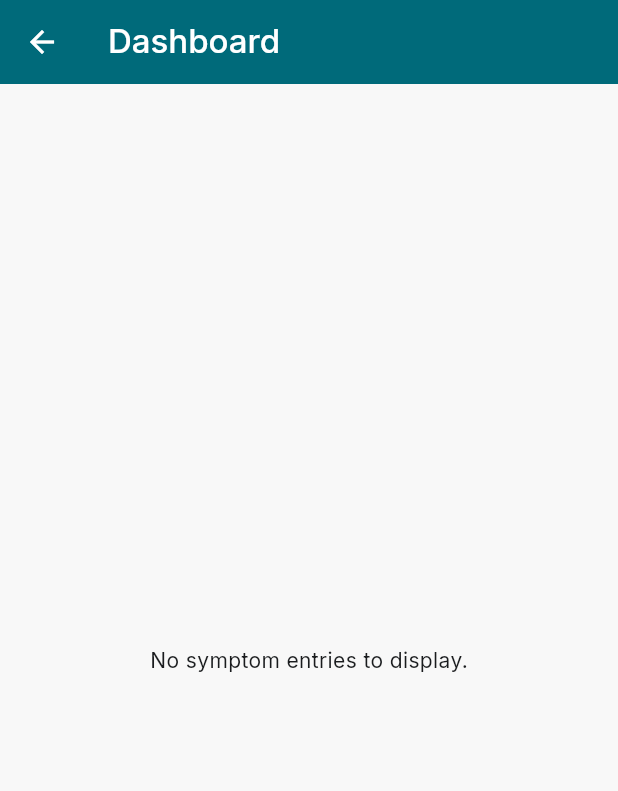
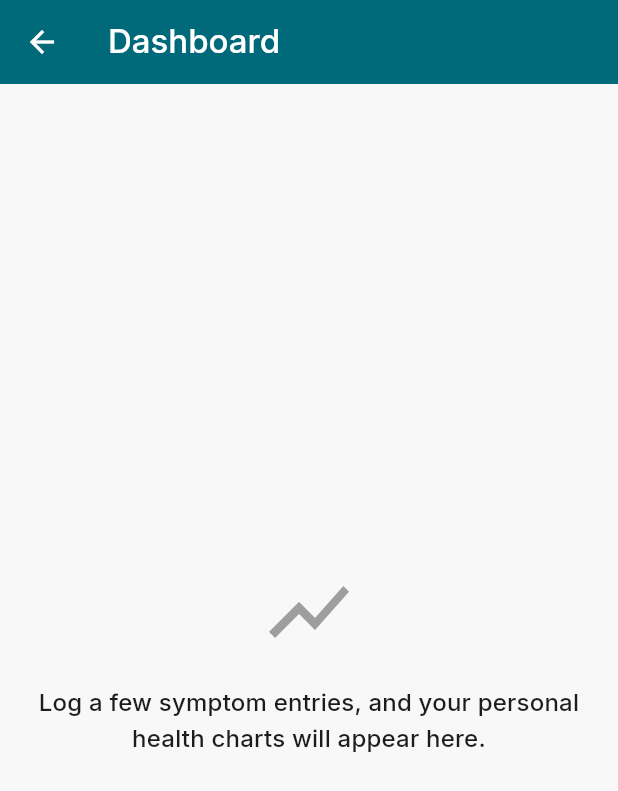
Before and after one commit to Sedocan87/carejournal, a Flutter app: the screen it shows after launch, after a tap on the "bar chart" icon, on a phone screen of 412 x 824 dp. Shown: the top 791 px of the screen. Run offline on Flutter 3.47's test engine with Material 3 defaults, Android fonts, the phone set to English and light mode, and no system bars; our stand-ins replace csv, file_picker, fl_chart, flutter_local_notifications, flutter_markdown, flutter_secure_storage and 7 more; missing offline and left inert: encrypt, haptic_feedback; accounts and stored records are empty.

Commit message:
feat: Implement Phase 3 Polish and UX Enhancements
This commit implements the "Phase 3: The Polish" section of the design guidelines to enhance the user experience.

Key changes include:

- **Micro-interactions:**
  - Added haptic feedback and a "Saved!" toast notification when creating new entries (symptoms, notes, photos, etc.) to provide clear and satisfying confirmation.
  - Used the `haptic_feedback` and `fluttertoast` packages.

- **Animations:**
  - Implemented an `AnimatedList` on the timeline screen to smoothly animate the appearance of new entries with a fade-in and slide-down effect.
  - Added a loading animation to the dashboard chart using a `TweenAnimationBuilder`, making the chart line draw itself on screen.
  - Introduced `Hero` animations for a seamless transition when tapping a photo in the timeline, animating it to a new full-screen detail view (`photo_detail_screen.dart`).

- **Empathetic Empty States:**
  - Replaced generic "No entries" messages with more encouraging and helpful text and icons on the timeline and dashboard screens.
  - Created a reusable `EmptyState` widget for consistency.

- **Accessibility:**
  - Improved screen reader support by adding `Semantics` labels to all interactive elements, including `IconButton`s and `GestureDetector`s.
  - Ensured tap targets meet the minimum 44x44 size for better usability.
  - Reviewed color contrast and typography to align with accessibility standards.

```diff
--- a/lib/screens/dashboard_screen.dart
+++ b/lib/screens/dashboard_screen.dart
@@ -1,10 +1,35 @@
 import 'package:carejournal/models/log_entry.dart';
 import 'package:carejournal/services/database_service.dart';
+import 'package:carejournal/widgets/empty_state.dart';
 import 'package:fl_chart/fl_chart.dart';
 import 'package:flutter/material.dart';
 
-class DashboardScreen extends StatelessWidget {
+class DashboardScreen extends StatefulWidget {
   const DashboardScreen({super.key});
+
+  @override
+  State<DashboardScreen> createState() => _DashboardScreenState();
+}
+
+class _DashboardScreenState extends State<DashboardScreen> with SingleTickerProviderStateMixin {
+  late AnimationController _controller;
+  late Future<List<LogEntry>> _symptomEntriesFuture;
+
+  @override
+  void initState() {
+    super.initState();
+    _controller = AnimationController(
+      vsync: this,
+      duration: const Duration(milliseconds: 1500),
+    );
+    _symptomEntriesFuture = _getSymptomEntries();
+  }
+
+  @override
+  void dispose() {
+    _controller.dispose();
+    super.dispose();
+  }
 
   Future<List<LogEntry>> _getSymptomEntries() async {
     final maps = await DatabaseService.instance.getLogEntries();
@@ -19,14 +44,17 @@ class DashboardScreen extends StatelessWidget {
         title: const Text('Dashboard'),
       ),
       body: FutureBuilder<List<LogEntry>>(
-        future: _getSymptomEntries(),
+        future: _symptomEntriesFuture,
         builder: (context, snapshot) {
           if (snapshot.connectionState == ConnectionState.waiting) {
             return const Center(child: CircularProgressIndicator());
           } else if (snapshot.hasError) {
             return Center(child: Text('Error: ${snapshot.error}'));
           } else if (!snapshot.hasData || snapshot.data!.isEmpty) {
-            return const Center(child: Text('No symptom entries to display.'));
+            return const EmptyState(
+              message: "Log a few symptom entries, and your personal health charts will appear here.",
+              icon: Icons.show_chart_outlined,
+            );
           }
 
           final symptomEntries = snapshot.data!;
@@ -36,13 +64,19 @@ class DashboardScreen extends StatelessWidget {
             return FlSpot(index.toDouble(), entry.data!['severity'].toDouble());
           }).toList();
 
+          _controller.forward();
+
           return Padding(
             padding: const EdgeInsets.all(16.0),
-            child: LineChart(
+            child: TweenAnimationBuilder<double>(
+              tween: Tween<double>(begin: 0, end: 1),
+              duration: const Duration(milliseconds: 1500),
+              builder: (context, value, child) {
+                return LineChart(
                   LineChartData(
                     lineBarsData: [
                       LineChartBarData(
-                    spots: spots,
+                        spots: spots.sublist(0, (spots.length * value).toInt()),
                         isCurved: true,
                         barWidth: 4,
                         belowBarData: BarAreaData(show: false),
@@ -57,6 +91,8 @@ class DashboardScreen extends StatelessWidget {
                     gridData: const FlGridData(show: true),
                     borderData: FlBorderData(show: true),
                   ),
+                );
+              },
             ),
           );
         },
--- a/lib/screens/timeline_screen.dart
+++ b/lib/screens/timeline_screen.dart
@@ -6,8 +6,10 @@ import 'package:carejournal/screens/settings_screen.dart';
 import 'package:carejournal/services/backup_service.dart';
 import 'package:carejournal/services/csv_export_service.dart';
 import 'package:carejournal/services/database_service.dart';
+import 'package:carejournal/screens/photo_detail_screen.dart';
 import 'package:carejournal/services/pdf_export_service.dart';
 import 'package:carejournal/widgets/add_entry_modal.dart';
+import 'package:carejournal/widgets/empty_state.dart';
 import 'package:flutter/material.dart';
 import 'package:intl/intl.dart';
 
@@ -19,7 +21,8 @@ class TimelineScreen extends StatefulWidget {
 }
 
 class _TimelineScreenState extends State<TimelineScreen> {
-  late Future<List<LogEntry>> _logEntriesFuture;
+  final GlobalKey<AnimatedListState> _listKey = GlobalKey<AnimatedListState>();
+  List<LogEntry> _logEntries = [];
   final _searchController = TextEditingController();
   final _backupService = BackupService();
   List<String> _selectedTags = [];
@@ -42,21 +45,22 @@ class _TimelineScreenState extends State<TimelineScreen> {
     });
   }
 
-  void _loadLogEntries({
+  Future<void> _loadLogEntries({
     String? searchQuery,
     List<String>? tags,
     String? entryType,
     DateTime? startDate,
     DateTime? endDate,
-  }) {
-    setState(() {
-      _logEntriesFuture = _getLogEntries(
+  }) async {
+    final entries = await _getLogEntries(
       searchQuery: searchQuery,
       tags: tags,
       entryType: entryType,
       startDate: startDate,
       endDate: endDate,
     );
+    setState(() {
+      _logEntries = entries;
     });
   }
 
@@ -168,17 +172,13 @@ class _TimelineScreenState extends State<TimelineScreen> {
                     _loadLogEntries(tags: _selectedTags);
                   });
                 } else if (value == 'pdf') {
-                  _logEntriesFuture.then((logEntries) {
-                    if (logEntries.isNotEmpty) {
-                      PdfExportService().generateAndSharePdf(logEntries);
+                  if (_logEntries.isNotEmpty) {
+                    PdfExportService().generateAndSharePdf(_logEntries);
                   }
-                  });
                 } else if (value == 'csv') {
-                  _logEntriesFuture.then((logEntries) {
-                    if (logEntries.isNotEmpty) {
-                      CsvExportService().generateAndShareCsv(logEntries);
+                  if (_logEntries.isNotEmpty) {
+                    CsvExportService().generateAndShareCsv(_logEntries);
                   }
-                  });
                 } else if (value == 'privacy') {
                   Navigator.push(
                     context,
@@ -213,23 +213,49 @@ class _TimelineScreenState extends State<TimelineScreen> {
             ),
           ),
           Expanded(
-            child: FutureBuilder<List<LogEntry>>(
-              future: _logEntriesFuture,
-              builder: (context, snapshot) {
-                if (snapshot.connectionState == ConnectionState.waiting) {
-                  return const Center(child: CircularProgressIndicator());
-                } else if (snapshot.hasError) {
-                  return Center(child: Text('Error: ${snapshot.error}'));
-                } else if (!snapshot.hasData || snapshot.data!.isEmpty) {
-                  return const Center(child: Text('No entries yet.'));
+            child: _logEntries.isEmpty
+                ? const EmptyState(
+                    message: "Your journal is ready. Tap the '+' to log your first entry and start your health story.",
+                    icon: Icons.book_outlined,
+                  )
+                : AnimatedList(
+                    key: _listKey,
+                    initialItemCount: _logEntries.length,
+                    itemBuilder: (context, index, animation) {
+                      return _buildItem(_logEntries[index], animation);
+                    },
+                  ),
+          ),
+        ],
+      ),
+      floatingActionButton: Semantics(
+        label: 'Add new log entry',
+        child: FloatingActionButton(
+          onPressed: () async {
+            final result = await showModalBottomSheet(
+              context: context,
+              isScrollControlled: true,
+              builder: (context) => const AddEntryModal(),
+            );
+            if (result == true) {
+              await _loadLogEntries(tags: _selectedTags);
+              if (_logEntries.isNotEmpty && _listKey.currentState != null) {
+                _listKey.currentState!.insertItem(0, duration: const Duration(milliseconds: 500));
+              }
+            }
+          },
+          child: const Icon(Icons.add),
+        ),
+      ),
+    );
   }
 
-                final logEntries = snapshot.data!;
-                return ListView.builder(
-                  itemCount: logEntries.length,
-                  itemBuilder: (context, index) {
-                    final entry = logEntries[index];
-                    return Semantics(
+  Widget _buildItem(LogEntry entry, Animation<double> animation) {
+    return SizeTransition(
+      sizeFactor: animation,
+      child: FadeTransition(
+        opacity: animation,
+        child: Semantics(
           label:
               'Log entry: ${entry.title}, at ${entry.timestamp.toString()}',
           child: Card(
@@ -266,9 +292,26 @@ class _TimelineScreenState extends State<TimelineScreen> {
                       if (entry.entryType == 'photo' &&
                           entry.data != null &&
                           entry.data!['path'] != null)
-                                    Image.file(
+                        GestureDetector(
+                          onTap: () {
+                            Navigator.push(
+                              context,
+                              MaterialPageRoute(
+                                builder: (context) => PhotoDetailScreen(
+                                  imagePath: entry.data!['path']! as String,
+                                  tag: 'photo-${entry.id}',
+                                ),
+                              ),
+                            );
+                          },
+                          child: Hero(
+                            tag: 'photo-${entry.id}',
+                            child: Image.file(
                               File(entry.data!['path']! as String),
-                                        height: 150),
+                              height: 150,
+                            ),
+                          ),
+                        ),
                       if (entry.tags.isNotEmpty)
                         Wrap(
                           spacing: 8.0,
@@ -282,28 +325,6 @@ class _TimelineScreenState extends State<TimelineScreen> {
               ],
             ),
           ),
-                    );
-                  },
-                );
-              },
-            ),
-          ),
-        ],
-      ),
-      floatingActionButton: Semantics(
-        label: 'Add new log entry',
-        child: FloatingActionButton(
-          onPressed: () async {
-            final result = await showModalBottomSheet(
-              context: context,
-              isScrollControlled: true,
-              builder: (context) => const AddEntryModal(),
-            );
-            if (result == true) {
-              _loadLogEntries(tags: _selectedTags);
-            }
-          },
-          child: const Icon(Icons.add),
         ),
       ),
     );
--- /dev/null
+++ b/lib/widgets/empty_state.dart
@@ -0,0 +1,26 @@
+import 'package:flutter/material.dart';
+
+class EmptyState extends StatelessWidget {
+  final String message;
+  final IconData icon;
+
+  const EmptyState({super.key, required this.message, required this.icon});
+
+  @override
+  Widget build(BuildContext context) {
+    return Center(
+      child: Column(
+        mainAxisAlignment: MainAxisAlignment.center,
+        children: [
+          Icon(icon, size: 64, color: Colors.grey),
+          const SizedBox(height: 16),
+          Text(
+            message,
+            textAlign: TextAlign.center,
+            style: Theme.of(context).textTheme.titleMedium,
+          ),
+        ],
+      ),
+    );
+  }
+}
--- a/pubspec.yaml
+++ b/pubspec.yaml
@@ -55,6 +55,8 @@ dependencies:
   dotted_border: ^2.1.0
   provider: ^6.0.0
   google_fonts: ^6.2.1
+  haptic_feedback: ^0.5.1+1
+  fluttertoast: ^9.0.0
 
 dev_dependencies:
   flutter_test:
```
Also changed, not shown: lib/screens/add_appointment_screen.dart (+26 -3 lines), lib/screens/add_medication_screen.dart (+26 -3 lines), lib/screens/add_note_screen.dart (+17 -0 lines), lib/screens/add_photo_screen.dart (+25 -2 lines), lib/screens/log_symptom_screen.dart (+17 -0 lines), lib/screens/photo_detail_screen.dart (added, +23 -0 lines), 1 other file. Lines whose indentation alone changed are shown as unchanged.
